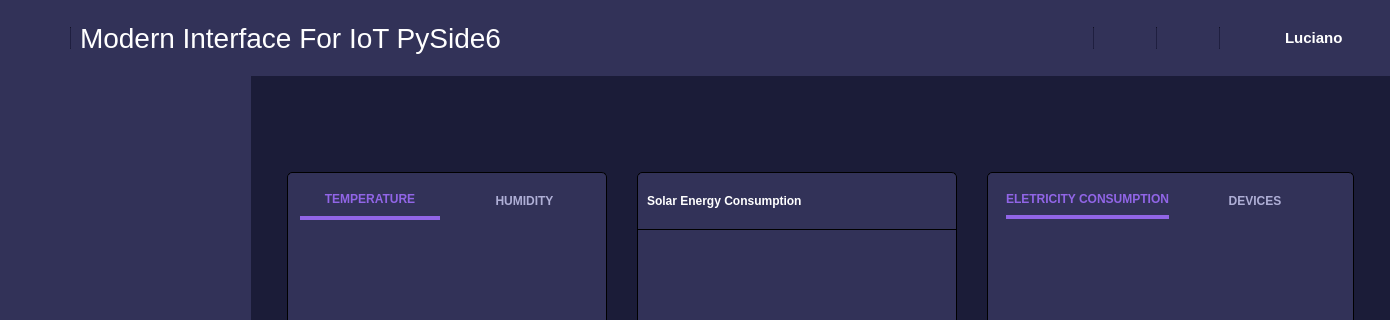
Before: the Qt Designer form gui/main.ui in gq-tang/iot-mantun, drawn with Qt 5; both pictures show x 0 to 1390 and y 0 to 320 of the 1390 by 657 pixel window.
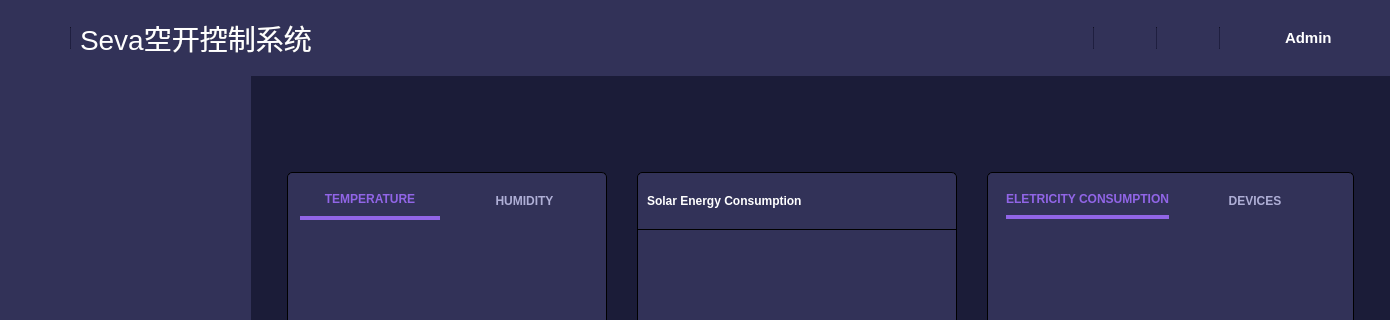
After: the same form once the commit is applied. Icons and pictures are not drawn.

What changed in the file:
```diff
--- a/gui/main.ui
+++ b/gui/main.ui
@@ -281,7 +281,7 @@
           <item>
            <widget class="QLabel" name="system_name">
             <property name="text">
-             <string>Modern Interface For IoT PySide6</string>
+             <string>Seva空开控制系统</string>
             </property>
            </widget>
           </item>
@@ -469,7 +469,7 @@
           <item>
            <widget class="QLabel" name="user_name">
             <property name="text">
-             <string>Luciano</string>
+             <string>Admin</string>
             </property>
            </widget>
           </item>
```
Left out of the diff: 115 changed lines with no effect on the pictures.
